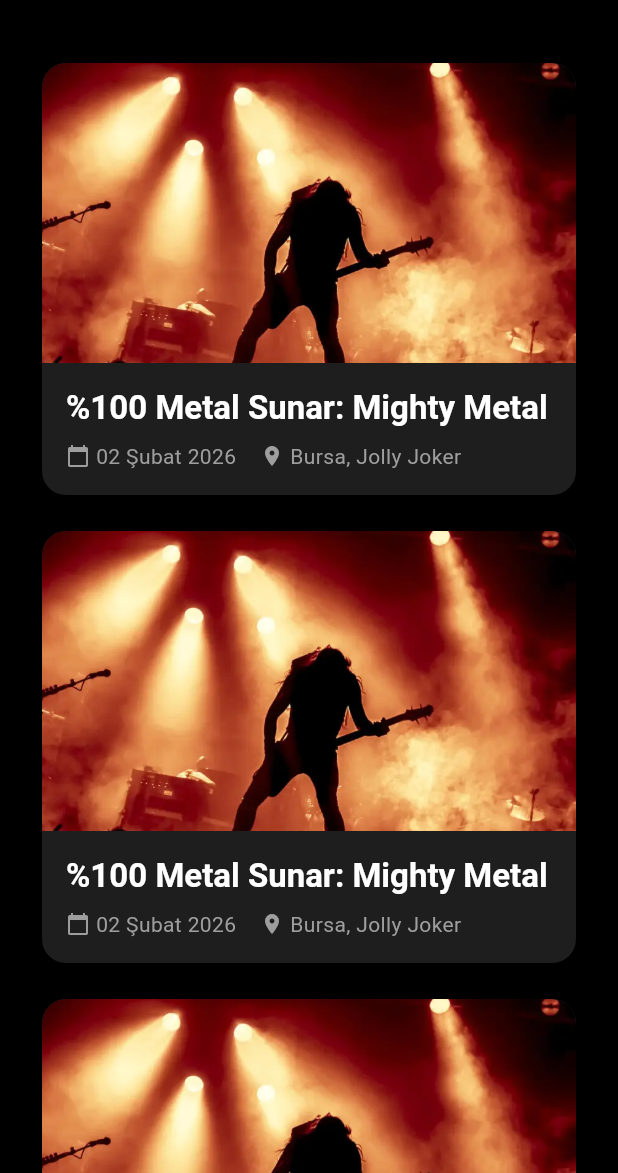
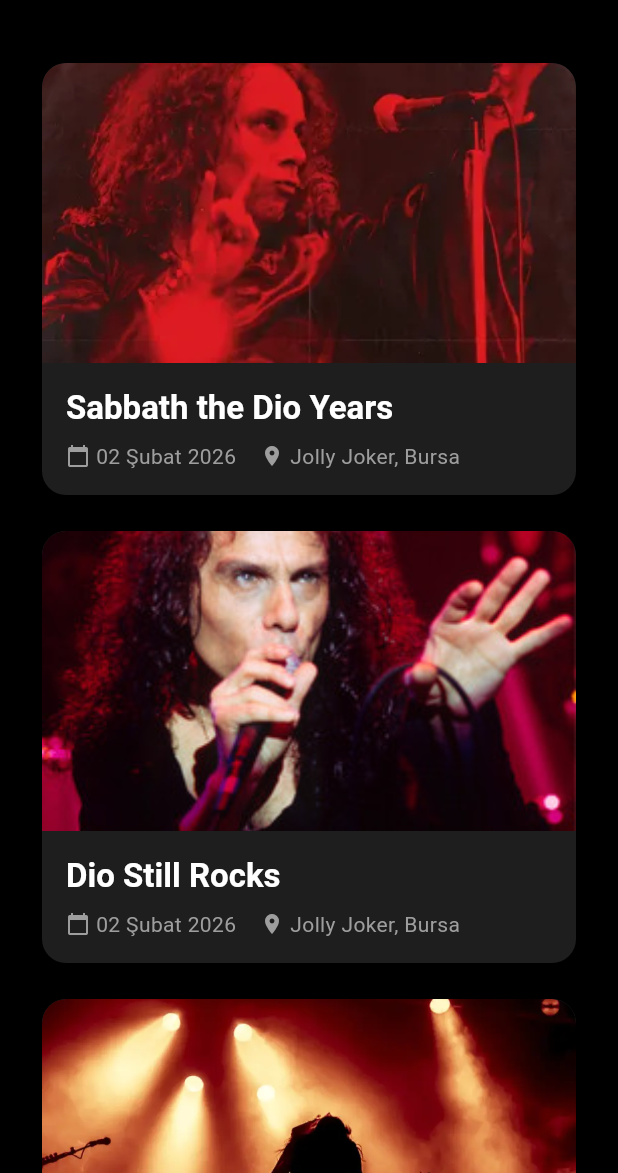
Before and after one commit to HaChaQe/rock_route_app, a Flutter app: the screen it shows after launch, on a phone screen of 412 x 824 dp, the part 63-1236 px from its top. Run offline on Flutter 3.47's test engine with Material 3 defaults, Android fonts, the phone set to English and light mode, and no system bars; our stand-ins replace flutter_riverpod, go_router.

Commit message:
Day 2 Completed: Event Model, Dummy Data and GoRouter Setup

```diff
--- /dev/null
+++ b/lib/core/app_router.dart
@@ -0,0 +1,27 @@
+import 'package:go_router/go_router.dart';
+import 'package:rock_route/views/home/home_view.dart';
+import 'package:rock_route/views/details/detail_view.dart';
+import 'package:rock_route/models/event_model.dart';
+
+final appRouter = GoRouter(
+  initialLocation: '/',
+  routes: [
+    GoRoute(
+      path: '/',
+      builder: (context, state) => const HomeView(),
+    ),
+    GoRoute(
+      path: '/details/:id',
+      builder: (context, state) {
+        final eventId = state.pathParameters['id'];
+
+        final selectedEvent = dummyEvents.firstWhere(
+          (element) => element.id == eventId,
+          orElse: () => dummyEvents[0],
+        );
+
+        return DetailView(event: selectedEvent);
+      },
+    ),
+  ]
+);
--- a/lib/main.dart
+++ b/lib/main.dart
@@ -1,7 +1,7 @@
 import 'package:flutter/material.dart';
 import 'package:flutter_riverpod/flutter_riverpod.dart';
-import 'package:rock_route/widgets/event_card.dart';
-import 'views/home/home_view.dart';
+
+import 'core/app_router.dart';
 
 void main(){
   runApp(const ProviderScope(child: RockRouteApp()));
@@ -12,7 +12,7 @@
 
   @override
   Widget build(BuildContext context){
-    return MaterialApp(
+    return MaterialApp.router(
       title: 'Rock Route',
       debugShowCheckedModeBanner: false,
       theme: ThemeData.dark(useMaterial3: true).copyWith(
@@ -20,12 +20,10 @@
         appBarTheme: const AppBarTheme(
           backgroundColor: Colors.black,
           centerTitle: true,
-        )
+        ),
       ),
 
-      home: const Scaffold(
-        body: const HomeView(),
-      ),
+      routerConfig: appRouter,
     );
   }
 
--- /dev/null
+++ b/lib/models/event_model.dart
@@ -0,0 +1,60 @@
+class Event {
+  final String id;
+  final String title;
+  final String description;
+  final String date;
+  final String locationName;
+  final String imageUrl;
+  final double latitude;
+  final double longtitude;
+  final int price;
+
+  Event({required this.id, required this.title, required this.description, required this.date, required this.locationName, required this.imageUrl, required this.latitude, required this.longtitude, required this.price});
+}
+
+final List<Event> dummyEvents = [
+    Event(
+      id: "1",
+      title: "Sabbath the Dio Years",
+      description: "u know who is",
+      date: "02 Şubat 2026",
+      locationName: "Jolly Joker, Bursa",
+      imageUrl: "assets/images/img4.webp",
+      latitude: 40.2217,
+      longtitude: 28.9634,
+      price: 9999999
+    ),
+    Event(
+      id: "2",
+      title: "Dio Still Rocks",
+      description: "-Tribute-",
+      date: "02 Şubat 2026",
+      locationName: "Jolly Joker, Bursa",
+      imageUrl: "assets/images/img3.jpeg",
+      latitude: 40.2217,
+      longtitude: 28.9634,
+      price: 1750
+    ),
+    Event(
+      id: "3",
+      title: "Iron Maiden",
+      description: "u know who is",
+      date: "02 Şubat 2026",
+      locationName: "Jolly Joker, Bursa",
+      imageUrl: "assets/images/img1.jpg",
+      latitude: 40.2217,
+      longtitude: 28.9634,
+      price: 1500
+    ),
+    Event(
+      id: "4",
+      title: "Prime Dio",
+      description: "God tier man on the silver mountain",
+      date: "02 Şubat 2026",
+      locationName: "Jolly Joker, Bursa",
+      imageUrl: "assets/images/img2.png",
+      latitude: 40.2217,
+      longtitude: 28.9634,
+      price: 9999999
+    ),
+];
--- a/lib/views/home/home_view.dart
+++ b/lib/views/home/home_view.dart
@@ -1,5 +1,6 @@
 import 'package:flutter/material.dart';
 import '../../widgets/event_card.dart';
+import '../../models/event_model.dart';
 
 class HomeView extends StatelessWidget {
   const HomeView({super.key});
@@ -16,17 +17,13 @@
           )
         ],
       ),
-      body: ListView(
+      body: ListView.builder(
         padding: const EdgeInsets.all(16),
-        children: const [
-          EventCard(),
-          EventCard(),
-          EventCard(),
-          EventCard(),
-          EventCard(),
-          EventCard(),
-          SizedBox(height: 50)
-        ],
+        itemCount: dummyEvents.length,
+        itemBuilder: (context, index){
+          final currentEvent = dummyEvents[index]; //0dan başla verileri al
+          return EventCard(event: currentEvent);
+        },
       ),
     );
   }
--- a/lib/widgets/event_card.dart
+++ b/lib/widgets/event_card.dart
@@ -1,8 +1,10 @@
 import 'package:flutter/material.dart';
-import '../views/details/detail_view.dart';
+import '../models/event_model.dart';
+import 'package:go_router/go_router.dart';
 
 class EventCard extends StatelessWidget {
-  const EventCard({super.key});
+  final Event event;
+  const EventCard({super.key, required this.event});
 
   @override
   Widget build(BuildContext context) {
@@ -20,10 +22,9 @@
         // Tıklama efektinin rengini hafif beyaz yapalım ki belli olsun
         splashColor: Colors.white30,
         onTap: () {
-          Navigator.push(
-            context,
-            MaterialPageRoute(builder: (context) => const DetailView()),
-          );
+          // Artık sayfayı direkt açmıyoruz, adrese (URL) gidiyoruz.
+          // Router arka planda ID'yi alıp doğru veriyi bulacak.
+          context.push('/details/${event.id}');
         },
         child: Column(
           crossAxisAlignment: CrossAxisAlignment.start,
@@ -33,10 +34,13 @@
               // Böylece resim kartla bütünleşiyor.
               borderRadius: const BorderRadius.vertical(top: Radius.circular(16)),
               child: Image.asset(
-                "assets/images/img1.jpg",
+                event.imageUrl,
                 height: 200,
                 width: double.infinity,
                 fit: BoxFit.cover,
+                errorBuilder: (context, error, stackTrace) {
+                  return Container(height: 200, color: Colors.grey, child: const Center(child: Icon(Icons.error)));
+                },
               ),
             ),
 
@@ -46,7 +50,7 @@
                 crossAxisAlignment: CrossAxisAlignment.start,
                 children: [
                   Text(
-                    "%100 Metal Sunar: Mighty Metal",
+                    event.title,
                     style: Theme.of(context).textTheme.titleLarge?.copyWith(
                           color: Colors.white,
                           fontWeight: FontWeight.bold,
@@ -59,11 +63,11 @@
                     children: [
                       const Icon(Icons.calendar_today, size: 16, color: Colors.grey),
                       const SizedBox(width: 4),
-                      const Text("02 Şubat 2026", style: TextStyle(color: Colors.grey)),
+                      Text(event.date, style: TextStyle(color: Colors.grey)),
                       const SizedBox(width: 16),
                       const Icon(Icons.location_on, size: 16, color: Colors.grey),
                       const SizedBox(width: 4),
-                      const Text("Bursa, Jolly Joker", style: TextStyle(color: Colors.grey)),
+                      Text(event.locationName, style: TextStyle(color: Colors.grey)),
                     ],
                   )
 
```
Also changed, not shown: lib/views/details/detail_view.dart (+16 -14 lines), assets/images/img3.jpeg (added), assets/images/img4.webp (added).
